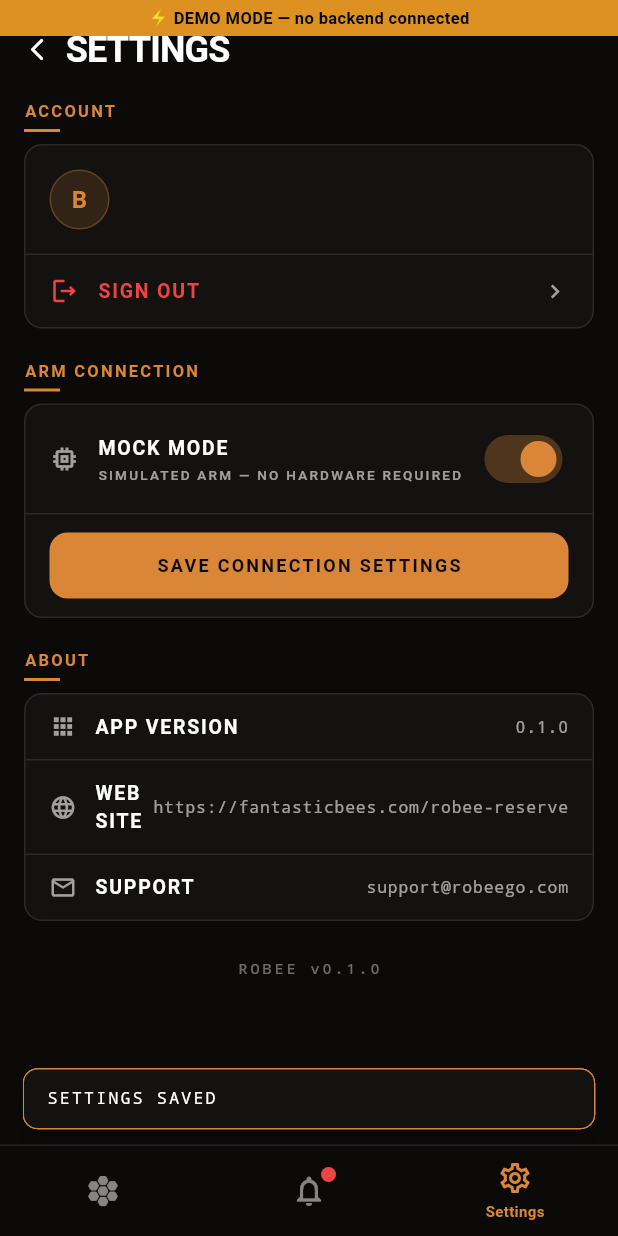
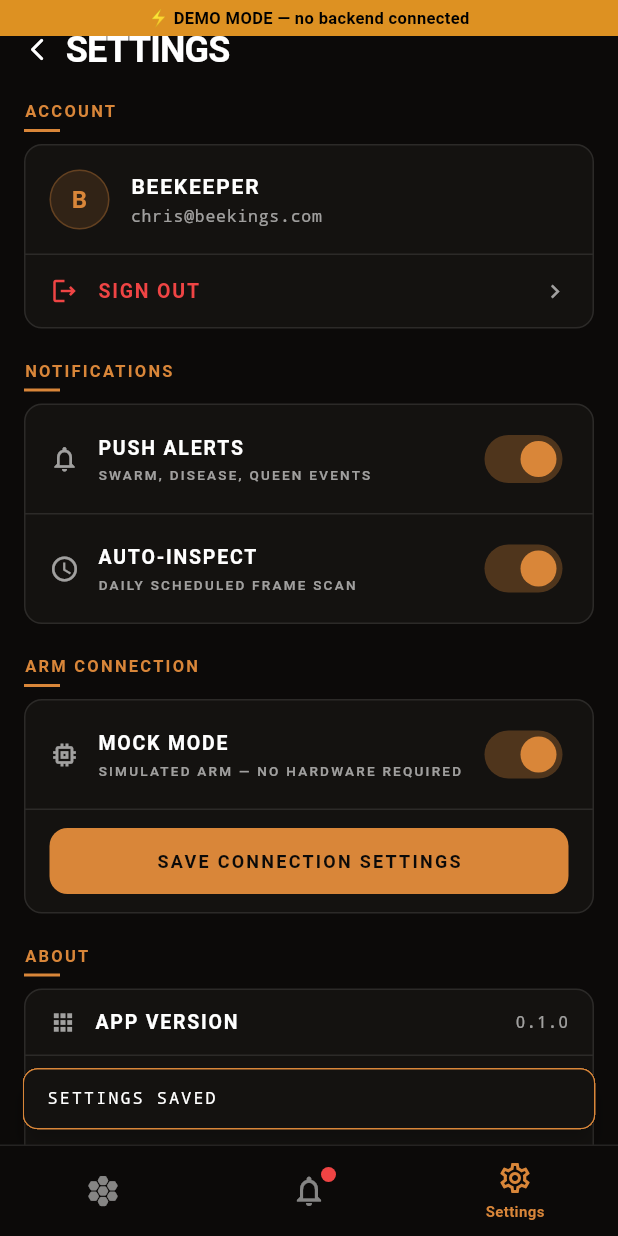
Before and after one commit to beekingsco/robee-app, a Flutter app: the SettingsScreen screen opened by its route, after a tap on "SAVE CONNECTION SETTINGS", on a phone screen of 412 x 824 dp. Run offline on Flutter 3.47's test engine with Material 3 defaults, Android fonts, the phone set to English and light mode, and no system bars; our stand-ins replace camera, connectivity_plus, dio, fl_chart, flutter_riverpod, go_router and 3 more; missing offline and left inert: flutter_stripe, mobile_scanner; accounts and stored records are empty; network calls fail.

Commit message:
Settings: fix Supabase crash — runs fully on mock data, add notifications + auto-inspect toggles

```diff
--- a/lib/screens/settings_screen.dart
+++ b/lib/screens/settings_screen.dart
@@ -1,7 +1,6 @@
 import 'package:flutter/material.dart';
 import 'package:go_router/go_router.dart';
 import 'package:shared_preferences/shared_preferences.dart';
-import 'package:supabase_flutter/supabase_flutter.dart';
 import '../config/app_config.dart';
 import '../theme/robee_theme.dart';
 import '../widgets/glass_card.dart';
@@ -17,10 +16,14 @@
 class _SettingsScreenState extends State<SettingsScreen> {
   final _armUrlCtrl = TextEditingController();
   bool _mockArmEnabled = true;
+  bool _notificationsEnabled = true;
+  bool _autoInspectEnabled = true;
   bool _loading = true;
 
   static const _keyArmUrl = 'pref_arm_ws_url';
   static const _keyMockArm = 'pref_mock_arm';
+  static const _keyNotifications = 'pref_notifications';
+  static const _keyAutoInspect = 'pref_auto_inspect';
 
   @override
   void initState() {
@@ -34,6 +37,8 @@
       _armUrlCtrl.text =
           prefs.getString(_keyArmUrl) ?? AppConfig.defaultArmWsUrl;
       _mockArmEnabled = prefs.getBool(_keyMockArm) ?? true;
+      _notificationsEnabled = prefs.getBool(_keyNotifications) ?? true;
+      _autoInspectEnabled = prefs.getBool(_keyAutoInspect) ?? true;
       _loading = false;
     });
   }
@@ -42,6 +47,8 @@
     final prefs = await SharedPreferences.getInstance();
     await prefs.setString(_keyArmUrl, _armUrlCtrl.text.trim());
     await prefs.setBool(_keyMockArm, _mockArmEnabled);
+    await prefs.setBool(_keyNotifications, _notificationsEnabled);
+    await prefs.setBool(_keyAutoInspect, _autoInspectEnabled);
     if (mounted) {
       ScaffoldMessenger.of(context).showSnackBar(
         SnackBar(
@@ -64,7 +71,10 @@
   }
 
   Future<void> _signOut() async {
-    await Supabase.instance.client.auth.signOut();
+    try {
+      final prefs = await SharedPreferences.getInstance();
+      await prefs.clear();
+    } catch (_) {}
     if (mounted) context.go('/login');
   }
 
@@ -76,8 +86,6 @@
 
   @override
   Widget build(BuildContext context) {
-    final user = Supabase.instance.client.auth.currentUser;
-
     if (_loading) {
       return const Scaffold(
         backgroundColor: RoBeeTheme.background,
@@ -124,7 +132,7 @@
                     padding: EdgeInsets.zero,
                     child: Column(
                       children: [
-                        _ProfileRow(user: user),
+                        const _ProfileRow(name: 'BEEKEEPER', email: 'chris@beekings.com'),
                         const Divider(
                             height: 1, color: RoBeeTheme.border),
                         _SettingsTile(
@@ -132,6 +140,39 @@
                           label: 'SIGN OUT',
                           labelColor: RoBeeTheme.healthRed,
                           onTap: _signOut,
+                        ),
+                      ],
+                    ),
+                  ),
+                  const SizedBox(height: 20),
+
+                  // ── NOTIFICATIONS section ─────────────────────────────────
+                  _SectionHeader('NOTIFICATIONS'),
+                  const SizedBox(height: 8),
+                  GlassCard(
+                    padding: EdgeInsets.zero,
+                    child: Column(
+                      children: [
+                        _ToggleTile(
+                          icon: Icons.notifications_outlined,
+                          label: 'PUSH ALERTS',
+                          subtitle: 'SWARM, DISEASE, QUEEN EVENTS',
+                          value: _notificationsEnabled,
+                          onChanged: (v) {
+                            setState(() => _notificationsEnabled = v);
+                            _savePrefs();
+                          },
+                        ),
+                        const Divider(height: 1, color: RoBeeTheme.border),
+                        _ToggleTile(
+                          icon: Icons.schedule_outlined,
+                          label: 'AUTO-INSPECT',
+                          subtitle: 'DAILY SCHEDULED FRAME SCAN',
+                          value: _autoInspectEnabled,
+                          onChanged: (v) {
+                            setState(() => _autoInspectEnabled = v);
+                            _savePrefs();
+                          },
                         ),
                       ],
                     ),
@@ -270,14 +311,12 @@
 // ── Profile Row ───────────────────────────────────────────────────────────────
 
 class _ProfileRow extends StatelessWidget {
-  final dynamic user;
-  const _ProfileRow({this.user});
+  final String name;
+  final String email;
+  const _ProfileRow({super.key, required this.name, required this.email});
 
   @override
   Widget build(BuildContext context) {
-    final name = (user?.userMetadata?['full_name'] as String?)
-        ?? 'BEEKEEPER';
-    final email = user?.email ?? '--';
     final initial = name.isNotEmpty ? name[0].toUpperCase() : 'B';
 
     return Padding(
```
